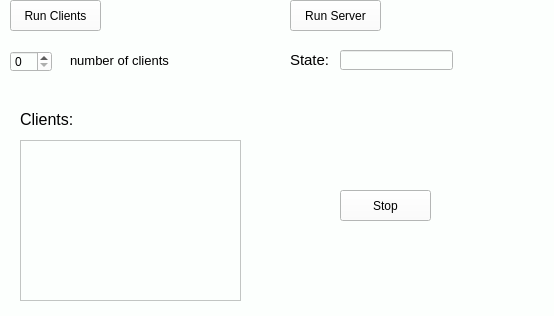
Before: the Qt Designer form runner/runner/mainwindow.ui in senoron/Lab_11_OS, drawn with Qt 5.
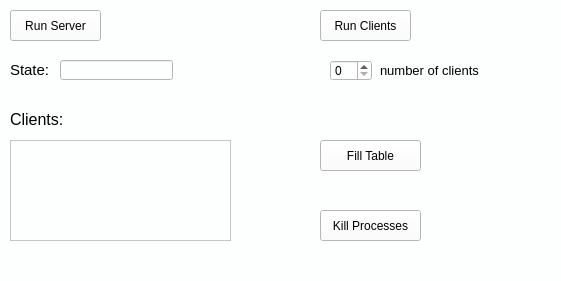
After: the same form once the commit is applied.

The edit to the form file:
```diff
--- a/runner/runner/mainwindow.ui
+++ b/runner/runner/mainwindow.ui
@@ -6,8 +6,8 @@
    <rect>
     <x>0</x>
     <y>0</y>
-    <width>554</width>
-    <height>316</height>
+    <width>561</width>
+    <height>281</height>
    </rect>
   </property>
   <property name="windowTitle">
@@ -20,8 +20,8 @@
    <widget class="QLabel" name="label">
     <property name="geometry">
      <rect>
-      <x>290</x>
-      <y>50</y>
+      <x>10</x>
+      <y>60</y>
       <width>51</width>
       <height>21</height>
      </rect>
@@ -33,8 +33,8 @@
    <widget class="QLineEdit" name="lineEdit_state">
     <property name="geometry">
      <rect>
-      <x>340</x>
-      <y>50</y>
+      <x>60</x>
+      <y>60</y>
       <width>113</width>
       <height>20</height>
      </rect>
@@ -43,8 +43,8 @@
    <widget class="QSpinBox" name="spinBox_clients">
     <property name="geometry">
      <rect>
-      <x>10</x>
-      <y>51</y>
+      <x>330</x>
+      <y>60</y>
       <width>42</width>
       <height>21</height>
      </rect>
@@ -53,8 +53,8 @@
    <widget class="QLabel" name="label_2">
     <property name="geometry">
      <rect>
-      <x>70</x>
-      <y>50</y>
+      <x>380</x>
+      <y>60</y>
       <width>111</width>
       <height>21</height>
      </rect>
@@ -66,7 +66,7 @@
    <widget class="QLabel" name="label_clients">
     <property name="geometry">
      <rect>
-      <x>20</x>
+      <x>10</x>
       <y>110</y>
       <width>71</width>
       <height>16</height>
@@ -79,18 +79,18 @@
    <widget class="QTextEdit" name="textEdit_clients">
     <property name="geometry">
      <rect>
-      <x>20</x>
+      <x>10</x>
       <y>140</y>
       <width>221</width>
-      <height>161</height>
+      <height>101</height>
      </rect>
     </property>
    </widget>
    <widget class="QPushButton" name="pushButton_run_serveer">
     <property name="geometry">
      <rect>
-      <x>290</x>
-      <y>0</y>
+      <x>10</x>
+      <y>10</y>
       <width>91</width>
       <height>31</height>
      </rect>
@@ -102,21 +102,21 @@
    <widget class="QPushButton" name="pushButton_stop">
     <property name="geometry">
      <rect>
-      <x>340</x>
-      <y>190</y>
-      <width>91</width>
+      <x>320</x>
+      <y>210</y>
+      <width>101</width>
       <height>31</height>
      </rect>
     </property>
     <property name="text">
-     <string>Stop</string>
+     <string>Kill Processes</string>
     </property>
    </widget>
    <widget class="QPushButton" name="pushButton">
     <property name="geometry">
      <rect>
-      <x>10</x>
-      <y>0</y>
+      <x>320</x>
+      <y>10</y>
       <width>91</width>
       <height>31</height>
      </rect>
@@ -125,6 +125,19 @@
      <string>Run Clients</string>
     </property>
    </widget>
+   <widget class="QPushButton" name="pushButton_filltable">
+    <property name="geometry">
+     <rect>
+      <x>320</x>
+      <y>140</y>
+      <width>101</width>
+      <height>31</height>
+     </rect>
+    </property>
+    <property name="text">
+     <string>Fill Table</string>
+    </property>
+   </widget>
   </widget>
  </widget>
  <resources/>
```
